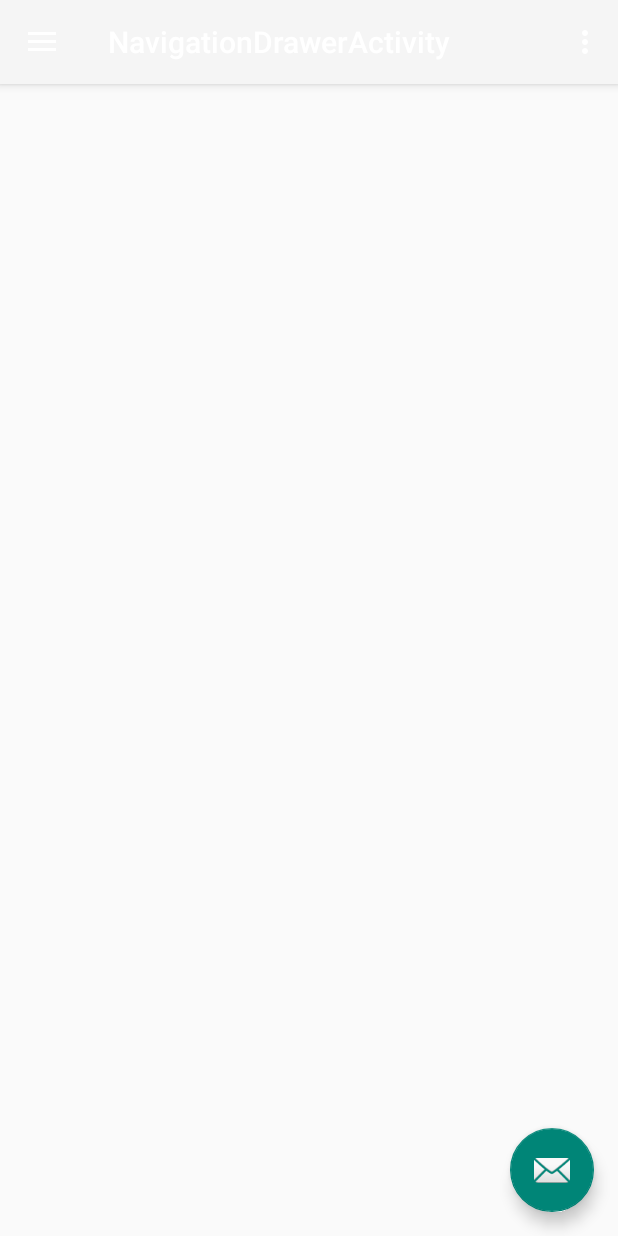
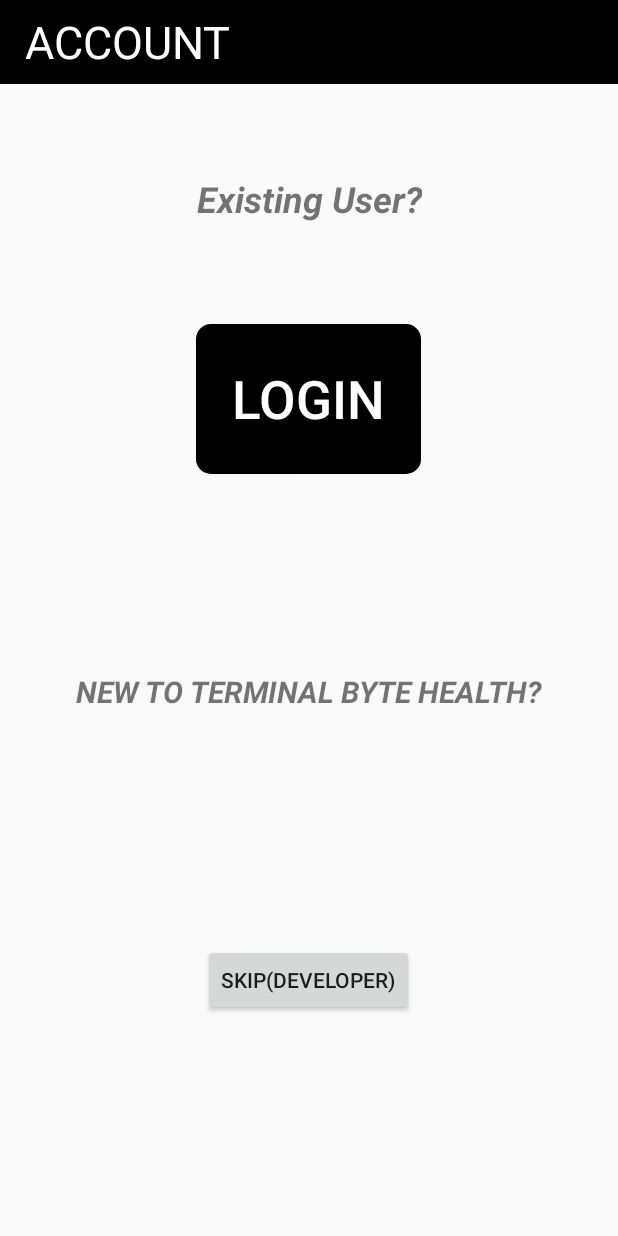
Before and after one commit to terminalbyteofficial/TerminalByte, an Android app: the screen it shows after launch (NavigationDrawerActivity before the commit, MainActivity after it), on a phone screen of 412 x 824 dp. Run offline under Robolectric (Android 15) with nearby library versions, the phone set to English and light mode, and no system bars.

Commit message:
NavigationBar Designed...Skip Button Designed..

```diff
--- a/app/src/main/java/com/terminalbyte/healthapp/MainActivity.kt
+++ b/app/src/main/java/com/terminalbyte/healthapp/MainActivity.kt
@@ -10,6 +10,7 @@ import kotlinx.android.synthetic.main.login_or_signup.*
 class MainActivity : AppCompatActivity() {
 
     private var loginB: Button? = null
+    private var skipB: Button? = null
     override fun onCreate(savedInstanceState: Bundle?) {
         super.onCreate(savedInstanceState)
         setContentView(R.layout.login_or_signup)//present screen
@@ -20,6 +21,12 @@ class MainActivity : AppCompatActivity() {
             val int= Intent(this, loginActivity::class.java)
             startActivity(int)//login page opens
         }
+        //Remove this after the fireBase setup...
+        skipB = findViewById(R.id.skipButton) as Button
+        skipB?.setOnClickListener {
+            val hInt = Intent(this, NavigationDrawerActivity::class.java)
+            startActivity(hInt)
+        }
 
 
     }
--- a/app/src/main/java/com/terminalbyte/healthapp/SplashScreenActivity.kt
+++ b/app/src/main/java/com/terminalbyte/healthapp/SplashScreenActivity.kt
@@ -16,7 +16,7 @@ class SplashScreenActivity : AppCompatActivity() {
         setContentView(R.layout.splash_screen)
 
         Handler().postDelayed({
-            startActivity(Intent(this@SplashScreenActivity, NavigationDrawerActivity::class.java))
+            startActivity(Intent(this@SplashScreenActivity, MainActivity::class.java))
             finish()
         },5000)
 
--- a/app/src/main/res/layout/login_or_signup.xml
+++ b/app/src/main/res/layout/login_or_signup.xml
@@ -70,5 +70,14 @@
             android:layout_marginEnd="8dp" android:layout_marginRight="8dp"
             app:layout_constraintStart_toStartOf="parent" android:layout_marginLeft="8dp"
             android:layout_marginStart="8dp" android:textSize="24sp"/>
+    <Button
+            android:text="skip(DEVELOPER)"
+            android:layout_width="wrap_content"
+            android:layout_height="wrap_content"
+            android:id="@+id/skipButton" app:layout_constraintStart_toStartOf="parent" android:layout_marginLeft="161dp"
+            android:layout_marginStart="161dp" android:layout_marginTop="87dp"
+            app:layout_constraintTop_toBottomOf="@+id/button2" app:layout_constraintEnd_toEndOf="parent"
+            android:layout_marginEnd="162dp" android:layout_marginRight="162dp" android:layout_marginBottom="57dp"
+            app:layout_constraintBottom_toBottomOf="parent"/>
 
 </androidx.constraintlayout.widget.ConstraintLayout>
--- a/app/src/main/res/values/strings.xml
+++ b/app/src/main/res/values/strings.xml
@@ -22,4 +22,5 @@
     <string name="menu_tools">Tools</string>
     <string name="menu_share">Share</string>
     <string name="menu_send">Send</string>
+    <string name="terminal_byte">Terminal Byte</string>
 </resources>
```
Also changed, not shown: app/src/main/res/layout/splash_screen.xml (+6 -2 lines), app/src/main/res/drawable/Artboard 1.jpg (added), app/src/main/res/drawable/splash_image.jpg.
